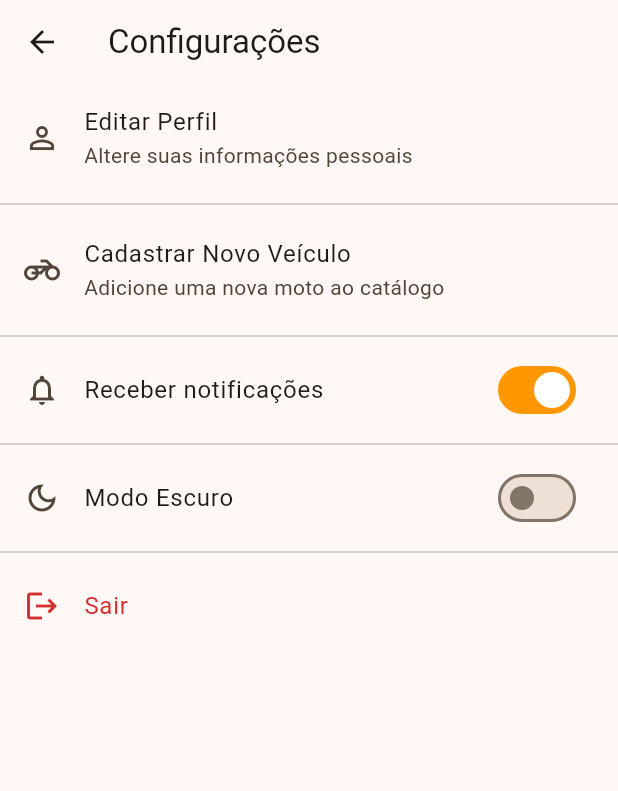
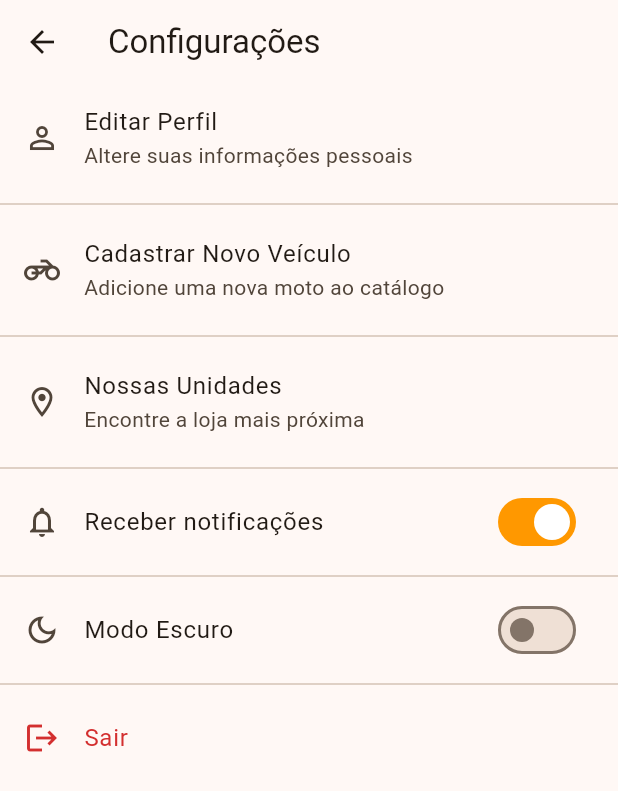
Before and after one commit to GuilhermeD9/flutter-app-e01, a Flutter app: the SettingsScreen screen opened directly, on a phone screen of 412 x 824 dp. Shown: the top 791 px of the screen. Run offline on Flutter 3.47's test engine with Material 3 defaults, Android fonts, the light colour scheme and no system bars.

Commit message:
feat: screen with map added

```diff
--- a/lib/main.dart
+++ b/lib/main.dart
@@ -2,6 +2,7 @@ import 'package:flutter/material.dart';
 import 'package:memobile/screens/edit_profile_screen.dart';
 import 'package:memobile/screens/login_screen.dart';
 import 'package:memobile/screens/main_screen.dart';
+import 'package:memobile/screens/map_screen.dart';
 import 'package:memobile/screens/register_user_screen.dart';
 import 'package:memobile/screens/register_vehicle_screen.dart';
 
@@ -49,7 +50,8 @@ class MyApp extends StatelessWidget {
         '/home': (context) => const MainScreen(),
         '/register' : (context) => const RegisterUserScreen(),
         '/register-vehicle': (context) => const RegisterVehicleScreen(),
-        '/edit-profile' : (context) => const EditProfileScreen()
+        '/edit-profile' : (context) => const EditProfileScreen(),
+        '/unity-map' : (context) => const MapScreen()
       },
     );
   }
--- a/lib/screens/settings_screen.dart
+++ b/lib/screens/settings_screen.dart
@@ -39,6 +39,16 @@ class _SettingsScreenState extends State<SettingsScreen> {
           ),
           const Divider(),
 
+          ListTile(
+            leading: const Icon(Icons.location_on_outlined),
+            title: const Text('Nossas Unidades'),
+            subtitle: const Text('Encontre a loja mais próxima'),
+            onTap: () {
+              Navigator.pushNamed(context, '/unity-map');
+            },
+          ),
+          const Divider(),
+
           SwitchListTile(
             title: const Text('Receber notificações'),
             value: _notificationsEnabled,
```
Also changed, not shown: lib/screens/map_screen.dart (added, +31 -0 lines), assets/images/mapa.jpeg (added).
